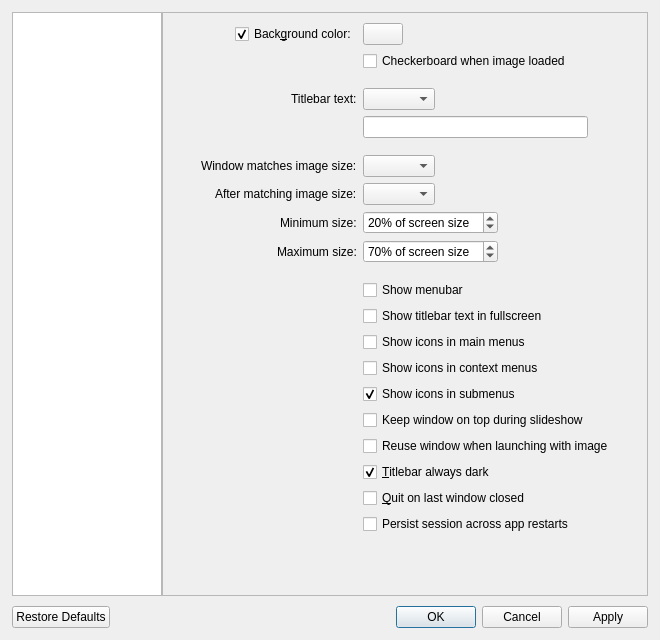
The window that src/qvoptionsdialog.ui (mohammad-alisafaee/qView) describes before a commit, drawn with Qt 5.
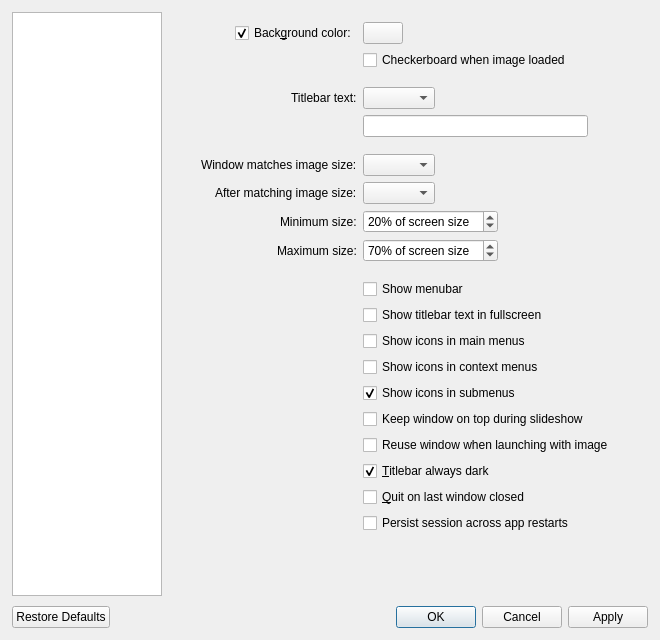
The same window after the commit.

Commit message: Settings UI: Remove scroll area frame border

```diff
--- a/src/qvoptionsdialog.ui
+++ b/src/qvoptionsdialog.ui
@@ -62,6 +62,9 @@
         <number>0</number>
        </property>
        <widget class="QScrollArea" name="windowScrollArea">
+        <property name="frameShape">
+         <enum>QFrame::Shape::NoFrame</enum>
+        </property>
         <property name="widgetResizable">
          <bool>true</bool>
         </property>
```
Left out of the diff: 9 changed lines with no effect on the pictures.
